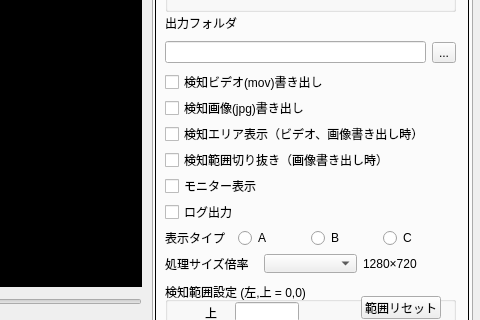
Before: the Qt Designer form video_detectUI.ui in tmizu23/video_detect, drawn with Qt 5; both pictures show x 508 to 988 and y 136 to 456 of the 988 by 555 pixel window.
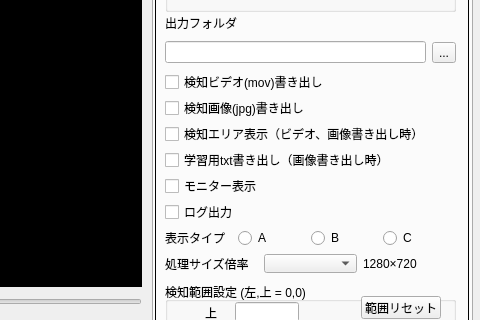
After: the same form once the commit is applied. Icons and pictures are not drawn.

Commit message: implement crop_txt writeout

What changed in the file:
```diff
--- a/video_detectUI.ui
+++ b/video_detectUI.ui
@@ -97,7 +97,7 @@
         <item>
          <widget class="QCheckBox" name="crop_checkBox">
           <property name="text">
-           <string>検知範囲切り抜き（画像書き出し時）</string>
+           <string>学習用txt書き出し（画像書き出し時）</string>
           </property>
          </widget>
         </item>
```
The commit also changes 2 other files.
